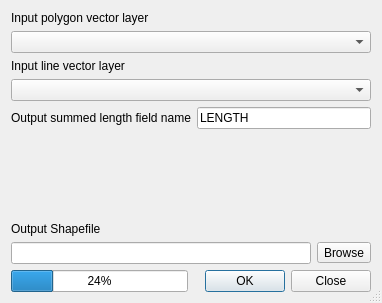
The window that python/plugins/fTools/tools/frmSumLines.ui (qgis/QGIS) describes before a commit, drawn with Qt 5.
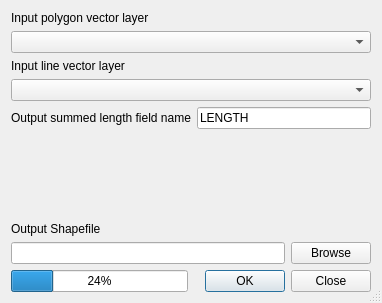
The same window after the commit.

Commit message: [ftools] homogenizes UI: changes browse button from QToolButton to QPushButton

What changed in the file:
```diff
--- a/python/plugins/fTools/tools/frmSumLines.ui
+++ b/python/plugins/fTools/tools/frmSumLines.ui
@@ -72,8 +72,8 @@
         </widget>
        </item>
        <item>
-        <widget class="QToolButton" name="toolOut" >
-         <property name="text" >
+        <widget class="QPushButton" name="toolOut">
+         <property name="text">
           <string>Browse</string>
          </property>
         </widget>
```
Left out of the diff: 95 changed lines with no effect on the pictures. The commit also changes 13 other files.
